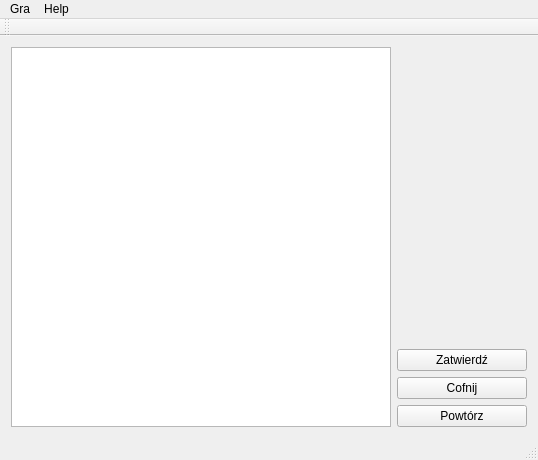
First picture: the form in mainwindow.ui, repository wosiu/Diaballik, before the edit.
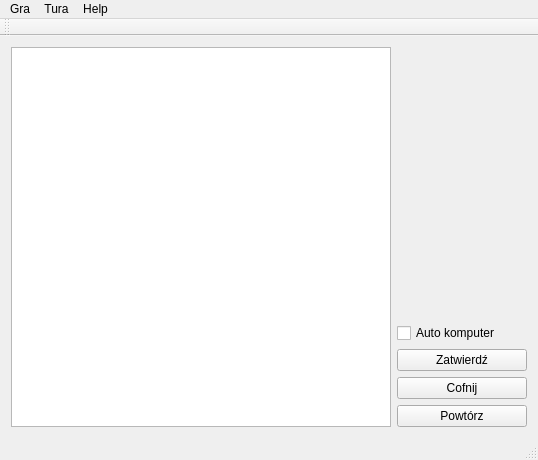
Second picture: the form after the edit.

Commit message: dodana kontrola gry kompa. przeniesienie ciezaru wywolania komputerGraj() do MainWindow.

The edit to the form file:
```diff
--- a/mainwindow.ui
+++ b/mainwindow.ui
@@ -67,6 +67,13 @@
         </property>
        </spacer>
       </item>
+      <item>
+       <widget class="QCheckBox" name="AutoKomputer">
+        <property name="text">
+         <string>Auto komputer</string>
+        </property>
+       </widget>
+      </item>
       <item>
        <layout class="QVBoxLayout" name="przyciski">
         <item>
@@ -131,7 +138,15 @@
     <addaction name="actionPomoc"/>
     <addaction name="actionAutor"/>
    </widget>
+   <widget class="QMenu" name="menuTura">
+    <property name="title">
+     <string>Tura</string>
+    </property>
+    <addaction name="actionWzbudzKomputer"/>
+    <addaction name="actionDaj_podpowiedz"/>
+   </widget>
    <addaction name="menuGra"/>
+   <addaction name="menuTura"/>
    <addaction name="menuHelp"/>
   </widget>
   <widget class="QToolBar" name="mainToolBar">
```
Left out of the diff: 16 changed lines with no effect on the pictures. The commit also changes 9 other files.
